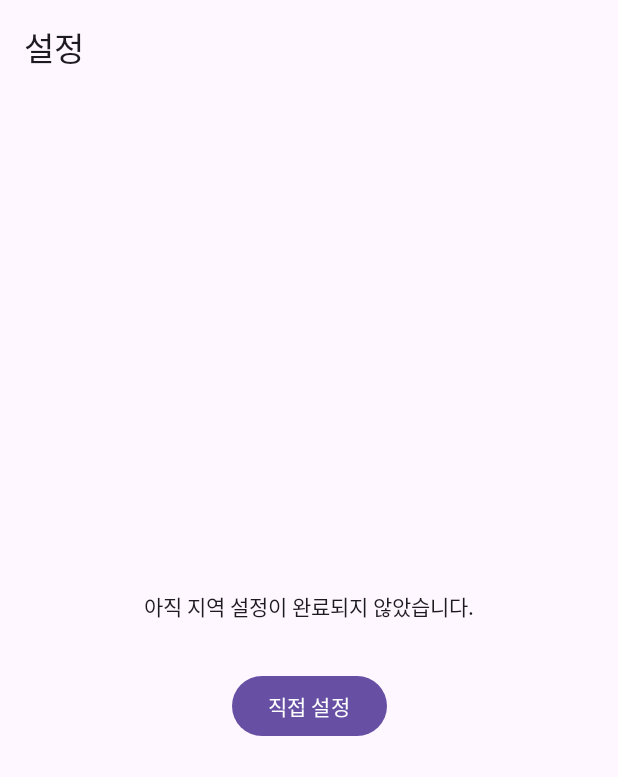
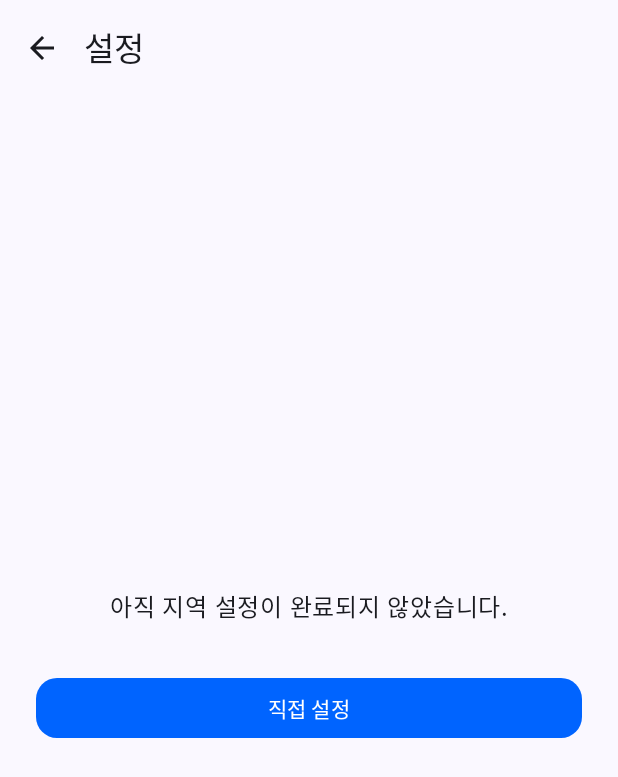
Before and after one commit to Heo-Donghyuk/PNU-SW-Design, an Android app built with Jetpack Compose: the SettingOverviewActivity screen opened directly, with no data from a screen before it, on a phone screen of 412 x 824 dp. Shown: the top 777 px of the screen. Run offline under Robolectric (Android 15) with nearby library versions, the phone set to English and light mode, and no system bars.

Commit message:
feat: 설정 화면 스타일 및 뒤로 가기 버튼 및 바로 반영
------
SettingOverviewActivity.kt 수정

```diff
--- a/app/src/main/java/com/pnu/myweather/feature/setting/view/SettingOverviewActivity.kt
+++ b/app/src/main/java/com/pnu/myweather/feature/setting/view/SettingOverviewActivity.kt
@@ -1,35 +1,66 @@
 package com.pnu.myweather.feature.setting.view
 
+import android.app.Activity
 import android.content.Intent
 import android.os.Bundle
 import androidx.activity.ComponentActivity
 import androidx.activity.compose.setContent
 import androidx.compose.foundation.layout.*
+import androidx.compose.material.icons.Icons
+import androidx.compose.material.icons.filled.ArrowBack
 import androidx.compose.material3.*
 import androidx.compose.material3.TopAppBar
 import androidx.compose.runtime.Composable
+import androidx.compose.runtime.*
 import androidx.compose.ui.Alignment
 import androidx.compose.ui.Modifier
 import androidx.compose.ui.platform.LocalContext
+import androidx.compose.ui.platform.LocalLifecycleOwner
 import androidx.compose.ui.unit.dp
+import androidx.lifecycle.Lifecycle
+import androidx.lifecycle.LifecycleEventObserver
+import com.pnu.myweather.ui.theme.White
+
+import com.pnu.myweather.ui.theme.MyweatherTheme
 
 class SettingOverviewActivity : ComponentActivity() {
     override fun onCreate(savedInstanceState: Bundle?) {
         super.onCreate(savedInstanceState)
         setContent {
+            var refreshKey by remember { mutableStateOf(0) }
+            val lifecycleOwner = LocalLifecycleOwner.current
+
+            DisposableEffect(lifecycleOwner) {
+                val observer = LifecycleEventObserver { _, event ->
+                    if (event == Lifecycle.Event.ON_RESUME) {
+                        refreshKey++
+                    }
+                }
+                lifecycleOwner.lifecycle.addObserver(observer)
+                onDispose {
+                    lifecycleOwner.lifecycle.removeObserver(observer)
+                }
+            }
+            MyweatherTheme {
                 SettingOverviewScreen(
+                    refreshKey = refreshKey,
                     onEditClick = {
-                    val intent = Intent(this, SettingScreenActivity::class.java)
-                    startActivity(intent)
+                        startActivity(Intent(this, SettingScreenActivity::class.java))
+                    },
+                    onGoBack = { finish() }
+                )
             }
-            )
         }
     }
 }
 
 @OptIn(ExperimentalMaterial3Api::class)
 @Composable
-fun SettingOverviewScreen(onEditClick: () -> Unit) {
+fun SettingOverviewScreen(
+    refreshKey: Int,
+    onGoBack: () -> Unit,
+    onEditClick: () -> Unit
+) {
     val context = LocalContext.current
     val sido = LocationPreference.getSido(context)
     val gu = LocationPreference.getGu(context)
@@ -41,7 +72,14 @@ fun SettingOverviewScreen(onEditClick: () -> Unit) {
 
     Scaffold(
         topBar = {
-            TopAppBar(title = { Text("설정") })
+            TopAppBar(
+                title = { Text("설정") },
+                navigationIcon = {
+                    IconButton(onClick = onGoBack) {
+                        Icon(Icons.Filled.ArrowBack, contentDescription = "뒤로가기")
+                    }
+                }
+            )
         }
     ) { padding ->
         Column(
@@ -53,10 +91,11 @@ fun SettingOverviewScreen(onEditClick: () -> Unit) {
             horizontalAlignment = Alignment.CenterHorizontally
         ) {
             if (isConfigured) {
-                Card(
-                    modifier = Modifier.fillMaxWidth(),
-                    elevation = CardDefaults.cardElevation(defaultElevation = 4.dp)
-                ) {
+               // Card(
+                 //   modifier = Modifier.fillMaxWidth(),
+                   // elevation = CardDefaults.cardElevation(defaultElevation = 4.dp)
+                //) {
+                    com.pnu.myweather.feature.component.Card {
                         Column(modifier = Modifier.padding(16.dp)) {
                             Text("설정 지역", style = MaterialTheme.typography.titleMedium)
                             Spacer(Modifier.height(8.dp))
@@ -65,6 +104,7 @@ fun SettingOverviewScreen(onEditClick: () -> Unit) {
                             Text(text = "좌표(x/y): $nx / $ny")
                         }
                     }
+                //}
 
                 Spacer(Modifier.height(32.dp))
             } else {
@@ -72,8 +112,8 @@ fun SettingOverviewScreen(onEditClick: () -> Unit) {
                 Spacer(Modifier.height(32.dp))
             }
 
-            Button(onClick = onEditClick) {
-                Text("직접 설정")
+            com.pnu.myweather.feature.component.MyButton(onClick = onEditClick) {
+                Text("직접 설정", color = White)
             }
         }
     }
```
Lines whose indentation alone changed are shown as unchanged.
